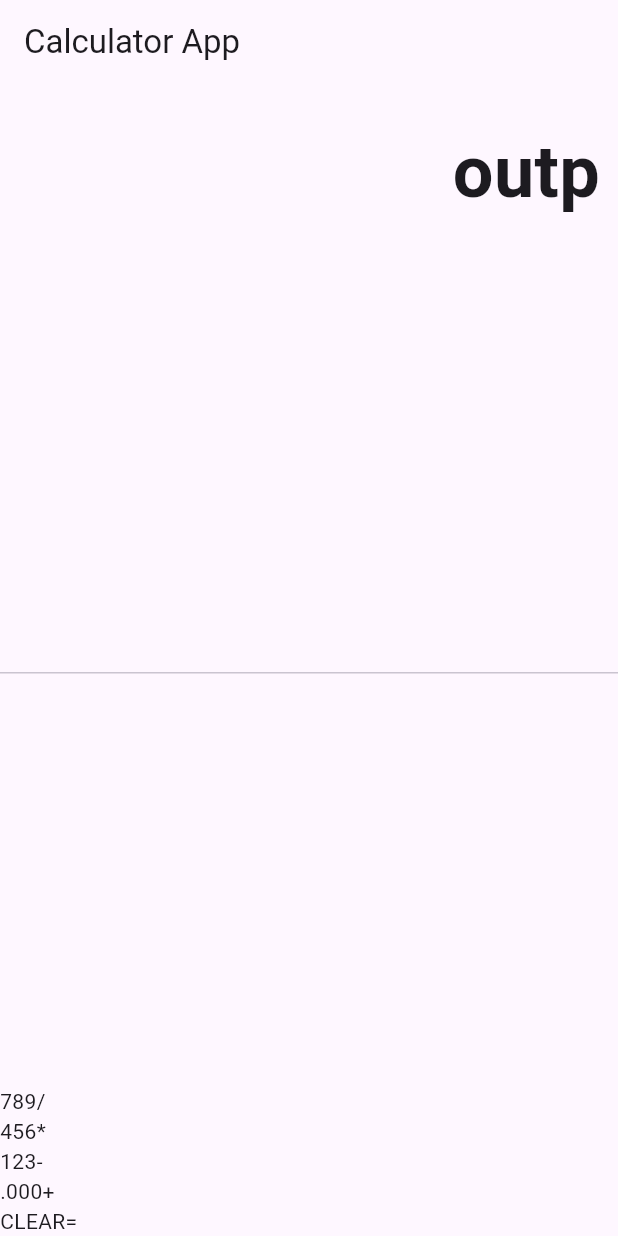
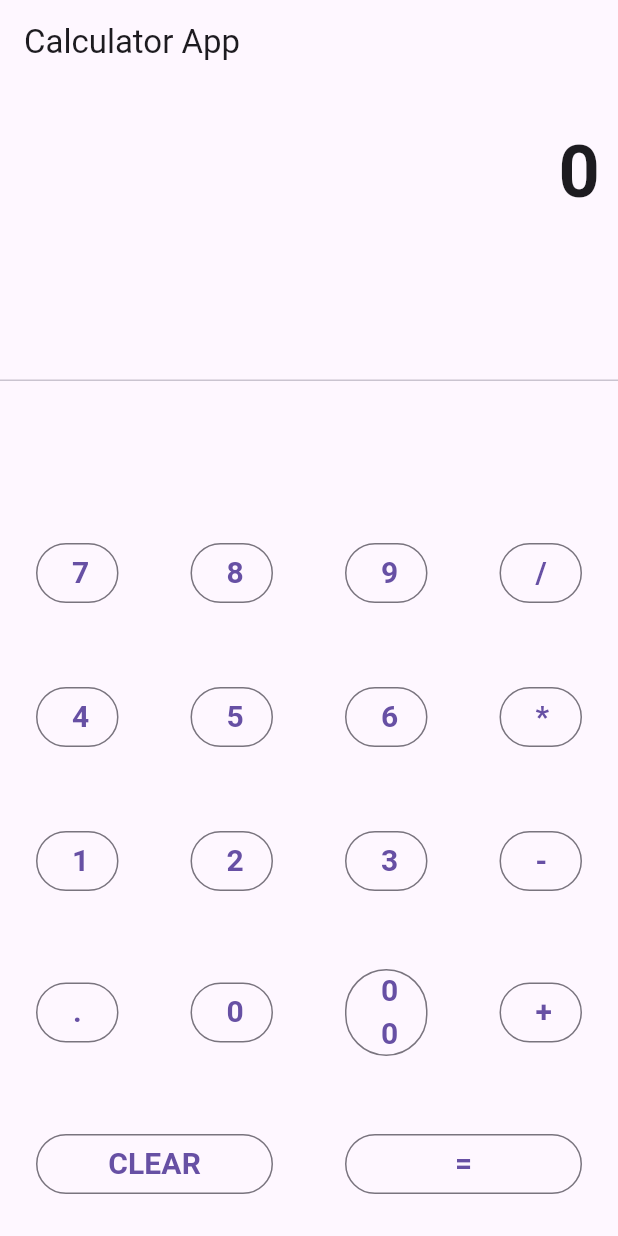
Before and after one commit to AlcidesThiago2016/calculadora, a Flutter app: the screen it shows after launch, on a phone screen of 412 x 824 dp. Run offline on Flutter 3.47's test engine with Material 3 defaults, Android fonts, the phone set to English and light mode, and no system bars.

Commit message:
Feature: Create interface calculator

```diff
--- a/lib/main.dart
+++ b/lib/main.dart
@@ -24,8 +24,34 @@ class MyHomePage extends StatefulWidget {
 }
 
 class _MyHomePageState extends State<MyHomePage> {
+  String output = "0";
+
+  String _output = "0";
+  double num1 = 0.0;
+  double num2 = 0.0;
+  String operand = "";
+
   void _incrementCounter() {
     setState(() {});
+  }
+
+  buttonPressed(String buttonText) {
+    print(buttonText);
+  }
+
+  Widget buildButton(String buttonText) {
+    return Expanded(
+      child: Padding(
+        padding: EdgeInsets.all(24),
+        child: OutlinedButton(
+          child: Text(
+            buttonText,
+            style: TextStyle(fontSize: 20, fontWeight: FontWeight.bold),
+          ),
+          onPressed: () => buttonPressed(buttonText),
+        ),
+      ),
+    );
   }
 
   @override
@@ -39,18 +65,46 @@ class _MyHomePageState extends State<MyHomePage> {
               alignment: Alignment.centerRight,
               padding: EdgeInsets.symmetric(vertical: 24, horizontal: 12),
               child: Text(
-                'outp',
+                output,
                 style: TextStyle(fontSize: 48, fontWeight: FontWeight.bold),
               ),
             ),
             Expanded(child: Divider()),
             new Column(
               children: [
-                Row(children: [Text('7'), Text('8'), Text('9'), Text('/')]),
-                Row(children: [Text('4'), Text('5'), Text('6'), Text('*')]),
-                Row(children: [Text('1'), Text('2'), Text('3'), Text('-')]),
-                Row(children: [Text('.'), Text('0'), Text('00'), Text('+')]),
-                Row(children: [Text('CLEAR'), Text('=')]),
+                Row(
+                  children: [
+                    buildButton("7"),
+                    buildButton('8'),
+                    buildButton('9'),
+                    buildButton('/'),
+                  ],
+                ),
+                Row(
+                  children: [
+                    buildButton("4"),
+                    buildButton("5"),
+                    buildButton("6"),
+                    buildButton("*"),
+                  ],
+                ),
+                Row(
+                  children: [
+                    buildButton('1'),
+                    buildButton('2'),
+                    buildButton('3'),
+                    buildButton('-'),
+                  ],
+                ),
+                Row(
+                  children: [
+                    buildButton('.'),
+                    buildButton('0'),
+                    buildButton('00'),
+                    buildButton('+'),
+                  ],
+                ),
+                Row(children: [buildButton('CLEAR'), buildButton('=')]),
               ],
             ),
           ],
```
